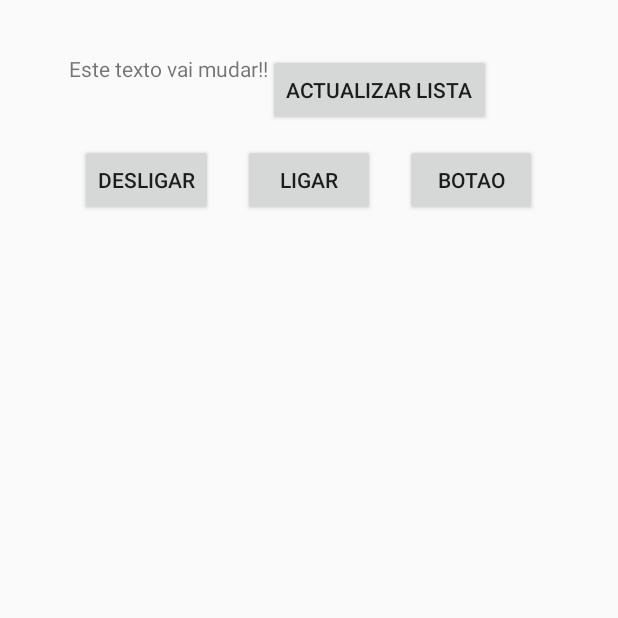
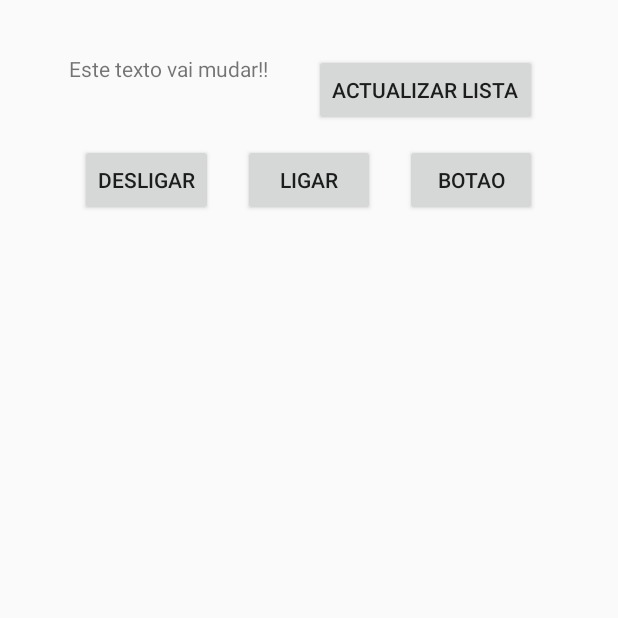
Before and after one commit to miguxa/Thesis, an Android app: the screen it shows after launch (MainActivity), on a phone screen of 412 x 824 dp, the top half of it. Run offline under Robolectric (Android 15) with nearby library versions, the phone set to English and light mode, and no system bars.

Commit message:
Actualizar 4 botões

```diff
--- a/Android/OtherTest/app/src/main/res/layout/activity_main.xml
+++ b/Android/OtherTest/app/src/main/res/layout/activity_main.xml
@@ -63,5 +63,5 @@
         android:layout_width="wrap_content"
         android:layout_height="wrap_content"
         android:layout_alignTop="@+id/textView1"
-        android:layout_toRightOf="@+id/textView1" />
+        android:layout_alignRight="@+id/button3" />
 </RelativeLayout>
--- a/Android/OtherTest/build.gradle
+++ b/Android/OtherTest/build.gradle
@@ -5,7 +5,7 @@ buildscript {
         jcenter()
     }
     dependencies {
-        classpath 'com.android.tools.build:gradle:2.2.1'
+        classpath 'com.android.tools.build:gradle:2.2.2'
 
         // NOTE: Do not place your application dependencies here; they belong
         // in the individual module build.gradle files
```
